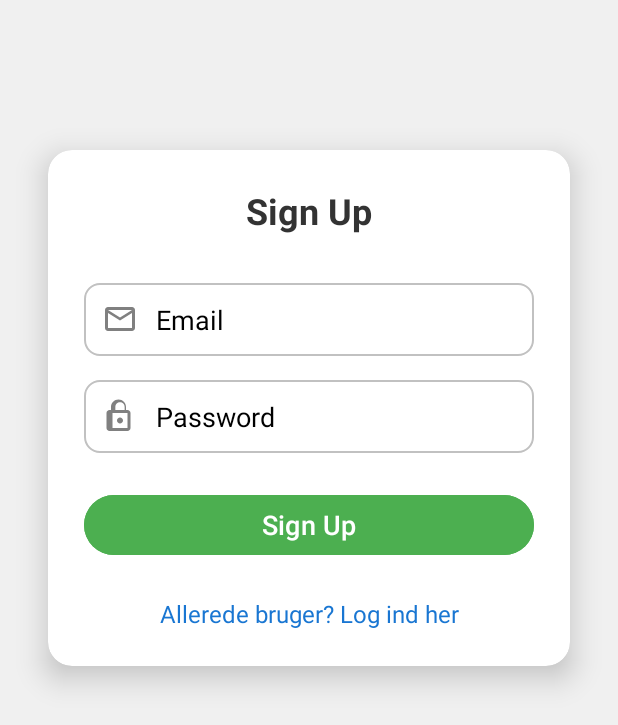
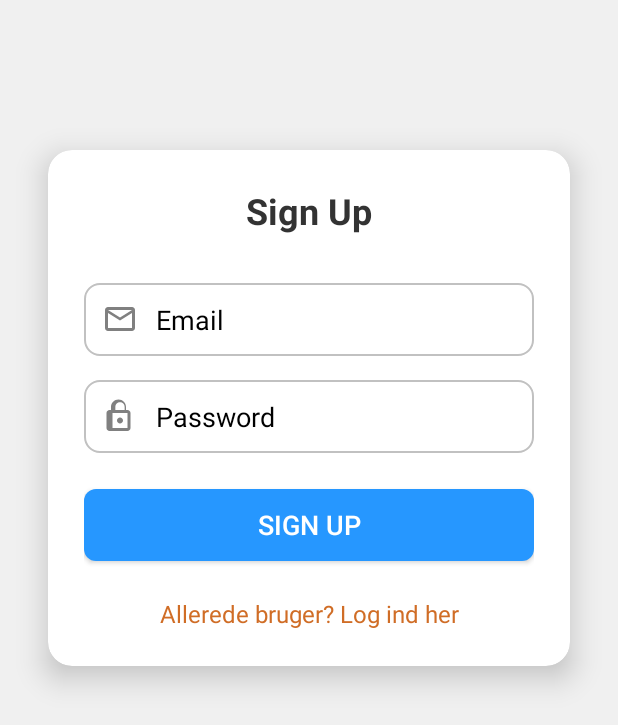
Before and after one commit to SorenNygaard/AndroidApp, an Android app: the SigninActivity screen opened directly, with no data from a screen before it, on a phone screen of 412 x 824 dp. Shown: the top 725 px of the screen. Run offline under Robolectric (Android 15) with nearby library versions, the phone set to English and light mode, and no system bars; our stand-ins replace Firebase (no records; nobody signed in at launch, a user with empty details on screens opened directly).

Commit message:
Color fix
kan ikke altid ses med emulator

```diff
--- a/app/src/main/res/layout/activity_login.xml
+++ b/app/src/main/res/layout/activity_login.xml
@@ -61,9 +61,9 @@
                 android:hint="@string/password"
                 android:inputType="textPassword"
                 android:textColor="@color/black"
-                android:drawableTint="#808080"/>
+                android:drawableTint="@color/HintGray"/>
 
-            <Button
+            <android.widget.Button
                 android:id="@+id/btnLogIn"
                 android:layout_width="match_parent"
                 android:layout_height="wrap_content"
--- a/app/src/main/res/layout/activity_signin.xml
+++ b/app/src/main/res/layout/activity_signin.xml
@@ -48,7 +48,7 @@
                 android:padding="12dp"
                 android:hint="Email"
                 android:inputType="textEmailAddress"
-                android:textColor="#333333"
+                android:textColor="@color/black"
                 android:drawableTint="#808080"/>
 
             <EditText
@@ -65,14 +65,14 @@
                 android:textColor="#333333"
                 android:drawableTint="#808080"/>
 
-            <Button
+            <android.widget.Button
                 android:id="@+id/btnSignUp"
                 android:layout_width="match_parent"
                 android:layout_height="wrap_content"
                 android:layout_marginTop="24dp"
                 android:text="@string/sign_up"
                 android:textSize="18sp"
-                android:backgroundTint="#4CAF50"
+                android:background="@drawable/buttonsfullwidth"
                 android:textColor="#FFFFFF" />
 
             <TextView
@@ -83,7 +83,7 @@
                 android:text="@string/already_have_an_account_sign_in_here"
                 android:textSize="16sp"
                 android:textAlignment="center"
-                android:textColor="#1976D2" />
+                android:textColor="@color/orange" />
         </LinearLayout>
     </androidx.cardview.widget.CardView>
 </androidx.constraintlayout.widget.ConstraintLayout>
--- a/app/src/main/res/values/colors.xml
+++ b/app/src/main/res/values/colors.xml
@@ -5,4 +5,5 @@
     <color name="gray">#F4F4F4F4</color>
     <color name="blue">#2697FF</color>
     <color name="orange">#D06D26</color>
+    <color name="HintGray">#808080</color>
 </resources>
```
Also changed, not shown: app/src/main/res/layout/activity_sell_book.xml (+27 -12 lines).
